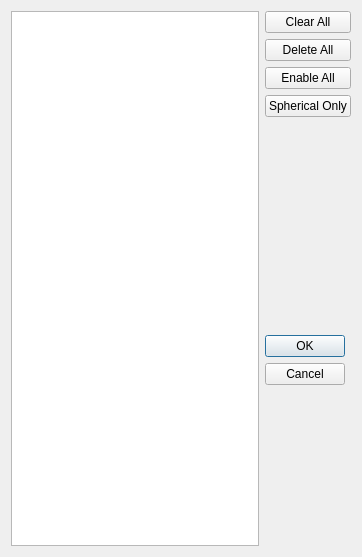
This is zernikedlg.ui in githubdoe/DFTFringe as Qt 5 draws it before an edit. The edited form follows.
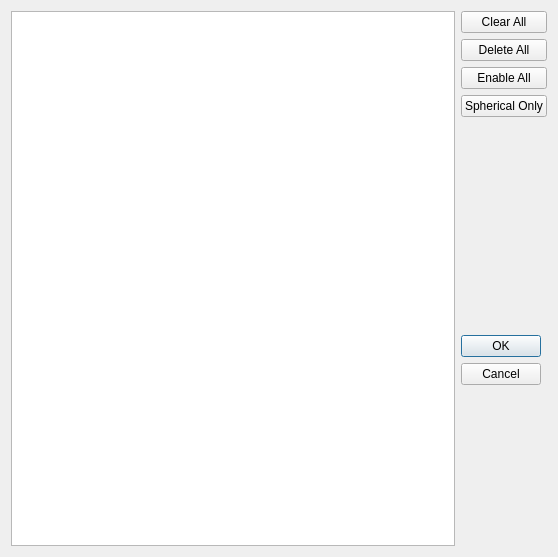
This is the edited form.

The edit to the form file:
```diff
--- a/zernikedlg.ui
+++ b/zernikedlg.ui
@@ -6,7 +6,7 @@
    <rect>
     <x>0</x>
     <y>0</y>
-    <width>362</width>
+    <width>558</width>
     <height>557</height>
    </rect>
   </property>
```
